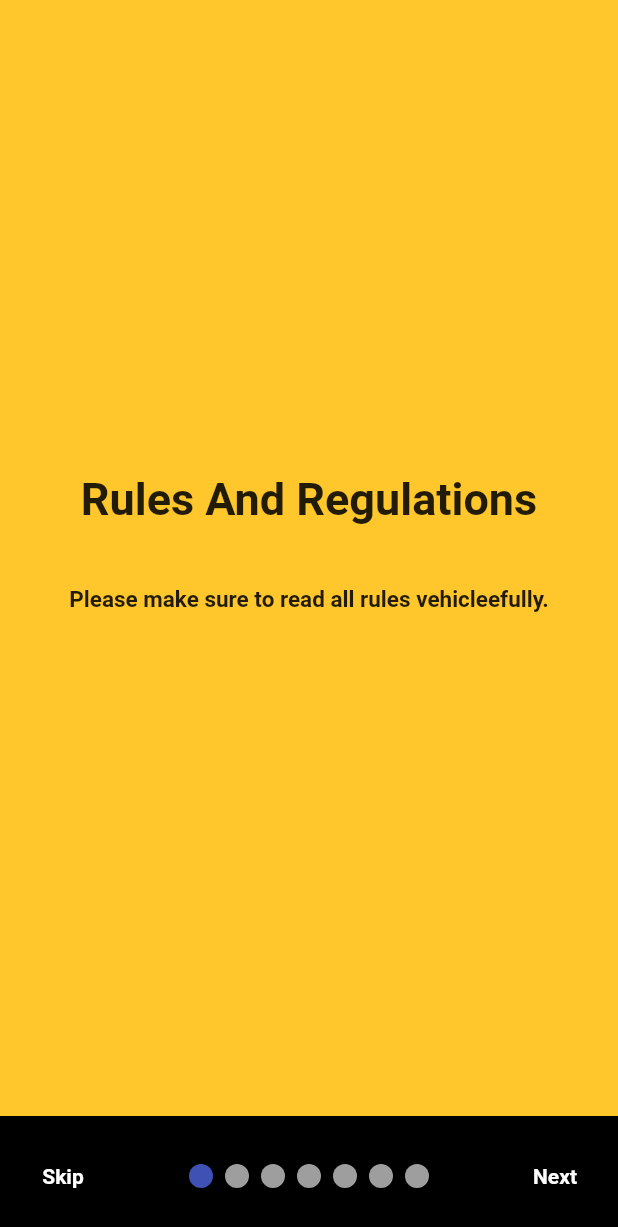
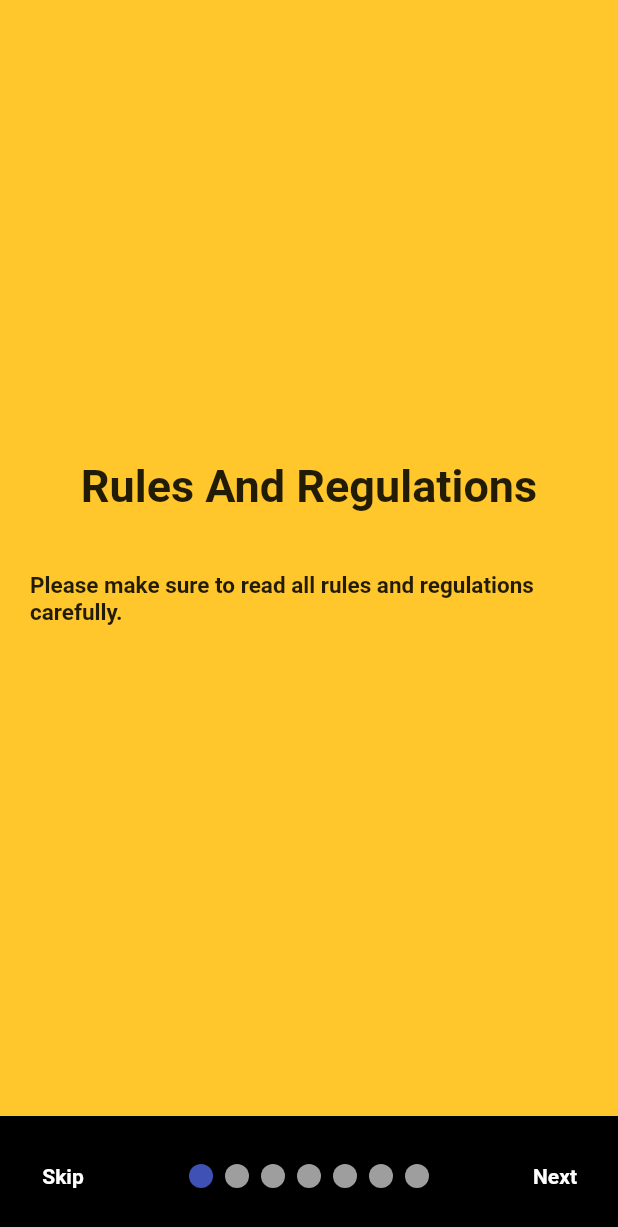
Before and after one commit to gabrielstonedelza/Taxinet-Driver, a Flutter app: the DriverBoarding screen opened directly, on a phone screen of 412 x 824 dp. Shown: the top 1227 px of the screen. Run offline on Flutter 3.47's test engine with Material 2 defaults, Android fonts, the phone set to English and light mode, and no system bars; drawn by our look-alikes of smooth_page_indicator; our stand-ins replace animate_do, animated_text_kit, badges, dio, flutter_local_notifications, font_awesome_flutter and 12 more; missing offline and left inert: flutter_phone_direct_caller; accounts and stored records are empty; network calls fail; project files that could hold a hidden picture were left out.

Commit message:
taxinet flutter driver,updated

```diff
--- a/lib/driver/driveronboarding.dart
+++ b/lib/driver/driveronboarding.dart
@@ -47,7 +47,7 @@ class _DriverBoardingState extends State<DriverBoarding> {
               });
             },
             children: [
-              buildPage(primaryColor,"Rules And Regulations","Please make sure to read all rules vehicleefully."),
+              buildPage(primaryColor,"Rules And Regulations","Please make sure to read all rules and regulations carefully."),
               buildPage(primaryColor,"Daily Payment","Driver will pay upfront sales of GH₵70 by using the app wallet after filling the inventory before he can start the vehicle."),
               buildPage(primaryColor,"Report","Driver is required to report once a week for vehicle inspection."),
               buildPage(primaryColor,"Excuses & Permissions","The driver is to give a three (3) days prior notice for any excuse of work"),
--- a/lib/driver/home/pages/inventories.dart
+++ b/lib/driver/home/pages/inventories.dart
@@ -62,7 +62,8 @@ class _InventoriesState extends State<Inventories> {
           )
         ],
       ),
-      body: ListView.builder(
+      body: GetBuilder<InventoryController>(builder:(controller){
+        return ListView.builder(
             itemCount: controller.inventories != null ? controller.inventories.length :0,
             itemBuilder: (context,index){
               items = controller.inventories[index];
@@ -103,7 +104,8 @@ class _InventoriesState extends State<Inventories> {
               );
 
             }
-      ),
+        );
+      }),
     );
   }
 }
```
Also changed, not shown: lib/driver/home/addinventory.dart (+4 -5 lines). Lines whose indentation alone changed are shown as unchanged.
